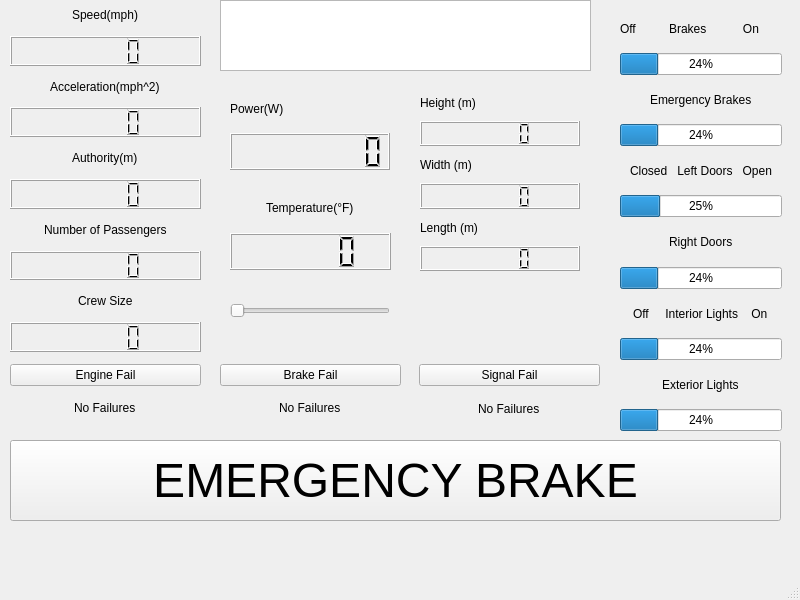
Above: TrainModel/trainui.ui from JHarnishfeger/ECE1140_Conductors before the change. Below: the same form after it.
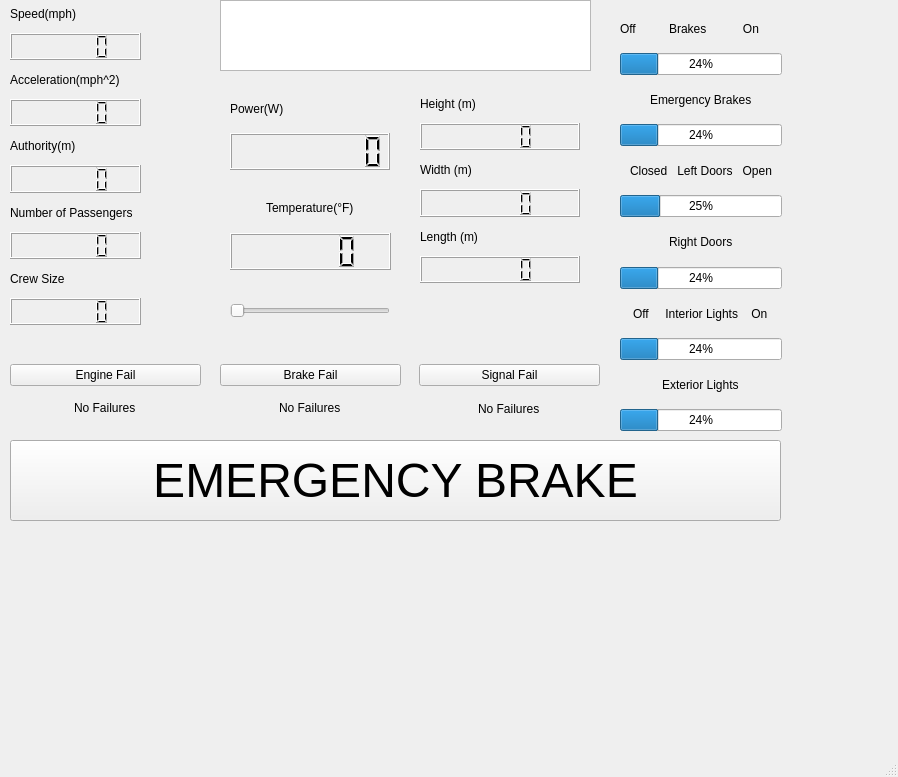
That is the form after the change.

Patch:
```diff
--- a/TrainModel/trainui.ui
+++ b/TrainModel/trainui.ui
@@ -6,8 +6,8 @@
    <rect>
     <x>0</x>
     <y>0</y>
-    <width>800</width>
-    <height>600</height>
+    <width>898</width>
+    <height>777</height>
    </rect>
   </property>
   <property name="windowTitle">
@@ -274,12 +274,12 @@
      <rect>
       <x>10</x>
       <y>0</y>
-      <width>191</width>
-      <height>352</height>
+      <width>131</width>
+      <height>325</height>
      </rect>
     </property>
     <layout class="QVBoxLayout" name="verticalLayout_4">
-     <item alignment="Qt::AlignHCenter|Qt::AlignVCenter">
+     <item>
       <widget class="QLabel" name="label_4">
        <property name="text">
         <string>Speed(mph)</string>
@@ -289,7 +289,7 @@
      <item>
       <widget class="QLCDNumber" name="lcdNumber"/>
      </item>
-     <item alignment="Qt::AlignHCenter">
+     <item>
       <widget class="QLabel" name="label_5">
        <property name="text">
         <string>Acceleration(mph^2)</string>
@@ -299,7 +299,7 @@
      <item>
       <widget class="QLCDNumber" name="lcdNumber_2"/>
      </item>
-     <item alignment="Qt::AlignHCenter">
+     <item>
       <widget class="QLabel" name="label_6">
        <property name="text">
         <string>Authority(m)</string>
@@ -309,7 +309,7 @@
      <item>
       <widget class="QLCDNumber" name="lcdNumber_3"/>
      </item>
-     <item alignment="Qt::AlignHCenter">
+     <item>
       <widget class="QLabel" name="label_7">
        <property name="text">
         <string>Number of Passengers</string>
@@ -319,7 +319,7 @@
      <item>
       <widget class="QLCDNumber" name="lcdNumber_4"/>
      </item>
-     <item alignment="Qt::AlignHCenter">
+     <item>
       <widget class="QLabel" name="label_8">
        <property name="text">
         <string>Crew Size</string>
@@ -504,7 +504,7 @@
       <x>420</x>
       <y>90</y>
       <width>160</width>
-      <height>181</height>
+      <height>193</height>
      </rect>
     </property>
     <layout class="QVBoxLayout" name="verticalLayout_8">
```
Left out of the diff: 4 changed lines with no effect on the pictures.
